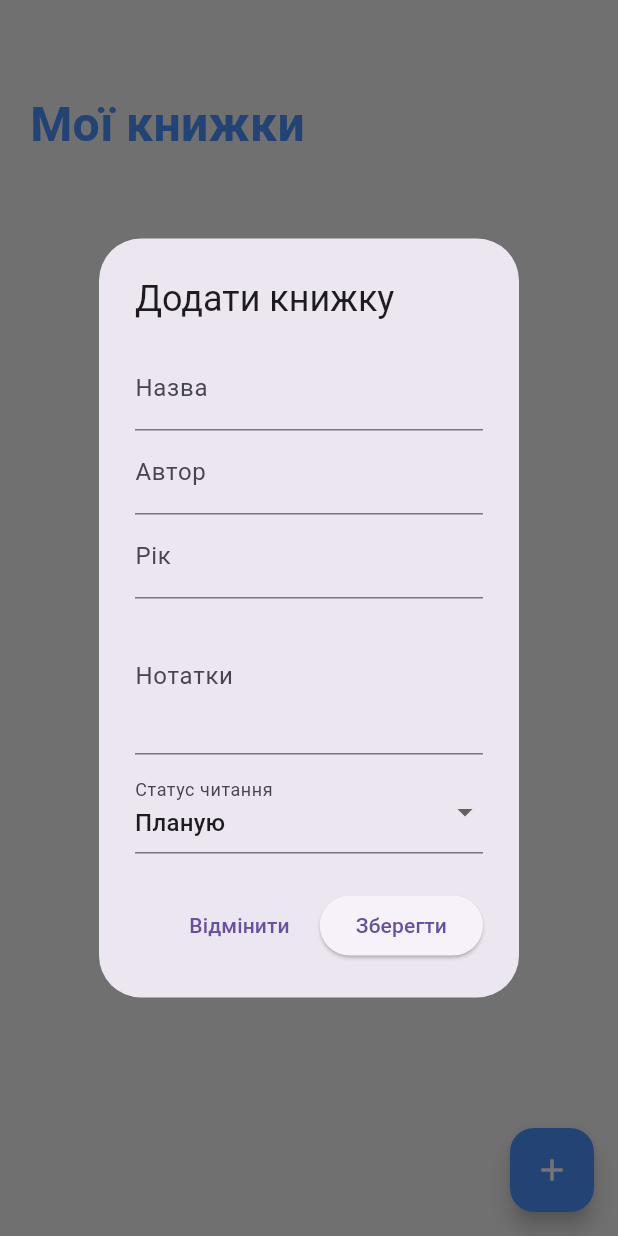
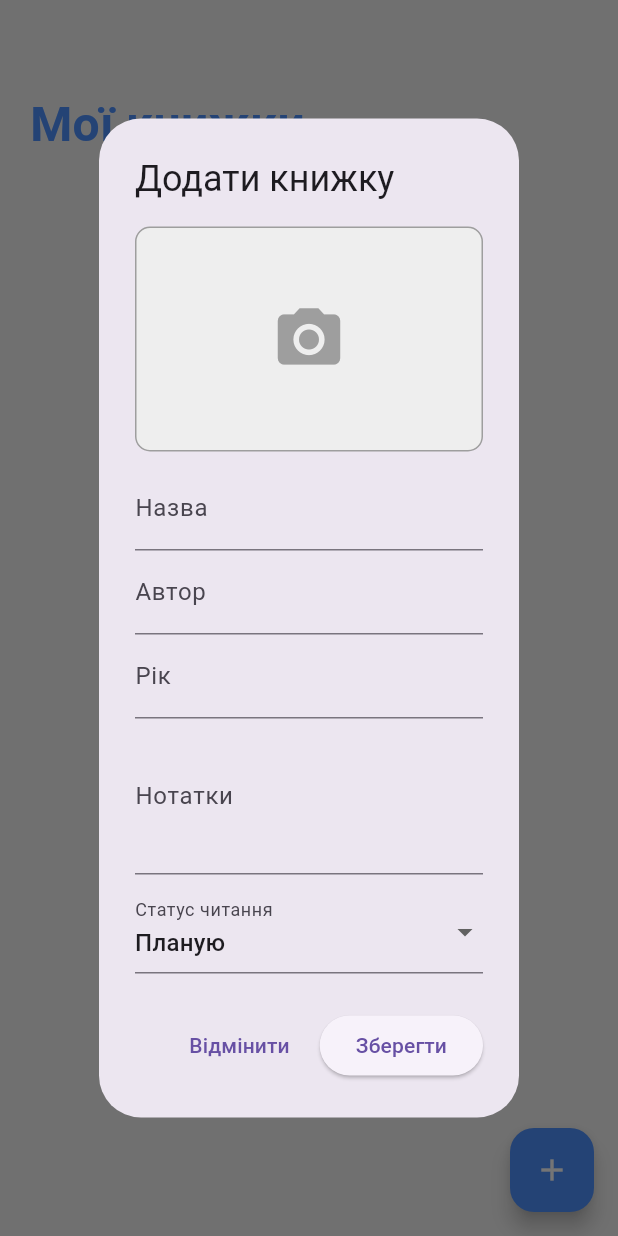
Before and after one commit to tipe-u3-jpg/read-tracker, a Flutter app: the BooksTab screen opened directly, after a tap on the "add" icon, on a phone screen of 412 x 824 dp. Run offline on Flutter 3.47's test engine with Material 3 defaults, Android fonts, the phone set to English and light mode, and no system bars; our stand-ins replace cloud_firestore, firebase_analytics, firebase_auth, firebase_core, firebase_crashlytics, firebase_storage and 3 more; accounts and stored records are empty.

Commit message:
Add taking photo books

```diff
--- a/lib/screens/books_screen.dart
+++ b/lib/screens/books_screen.dart
@@ -178,7 +178,35 @@ class _BooksTabState extends State<BooksTab> {
                 child: Column(
                   children: [
                     // ... (тут твій код з вибором фото) ...
+                    // --- ПОЧАТОК БЛОКУ ФОТО ---
+                    GestureDetector(
+                      onTap: () async {
+                        final picker = ImagePicker();
+                        final pickedFile = await picker.pickImage(source: ImageSource.gallery);
 
+                        if (pickedFile != null) {
+                          setState(() {
+                            selectedImage = File(pickedFile.path);
+                          });
+                        }
+                      },
+                      child: Container(
+                        height: 150,
+                        width: double.infinity,
+                        decoration: BoxDecoration(
+                          color: Colors.grey[200],
+                          border: Border.all(color: Colors.grey),
+                          borderRadius: BorderRadius.circular(10),
+                        ),
+                        child: selectedImage != null
+                            ? Image.file(selectedImage!, fit: BoxFit.cover) // Показуємо нове фото з телефону
+                            : (isEditing && book.imageUrl != null)
+                            ? Image.network(book.imageUrl!, fit: BoxFit.cover) // Або старе з інтернету
+                            : const Icon(Icons.camera_alt, size: 50, color: Colors.grey),
+                      ),
+                    ),
+                    const SizedBox(height: 10),
+                    // --- КІНЕЦЬ БЛОКУ ФОТО ---
                     TextField(controller: titleController, decoration: const InputDecoration(labelText: 'Назва')),
                     TextField(controller: authorController, decoration: const InputDecoration(labelText: 'Автор')),
                     TextField(controller: yearController, decoration: const InputDecoration(labelText: 'Рік'), keyboardType: TextInputType.number),
```
